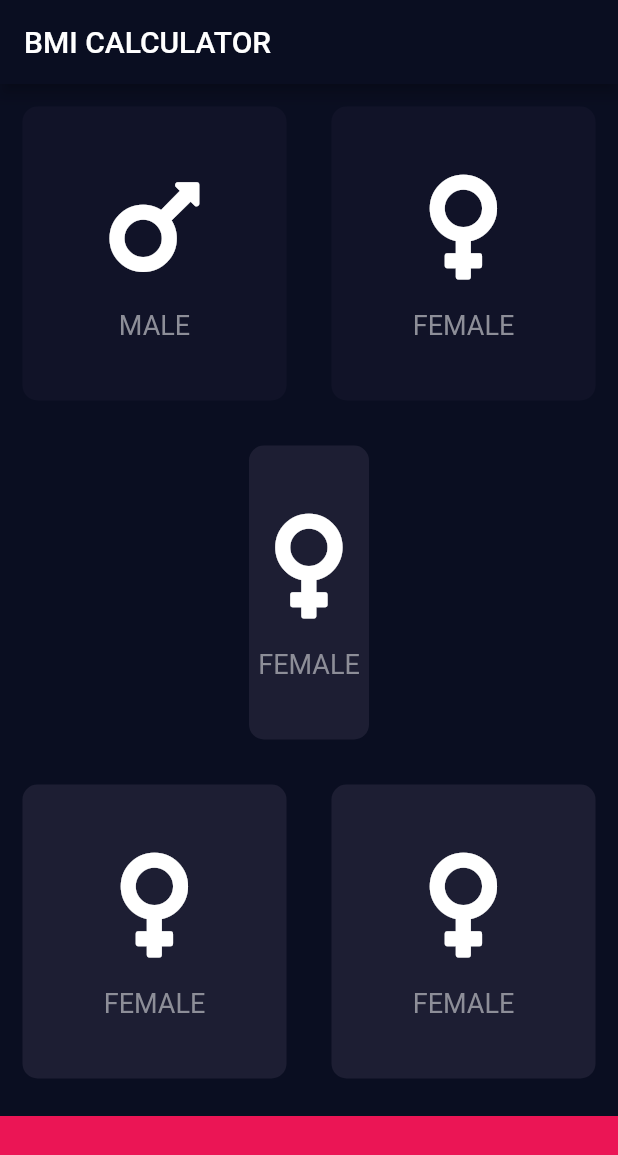
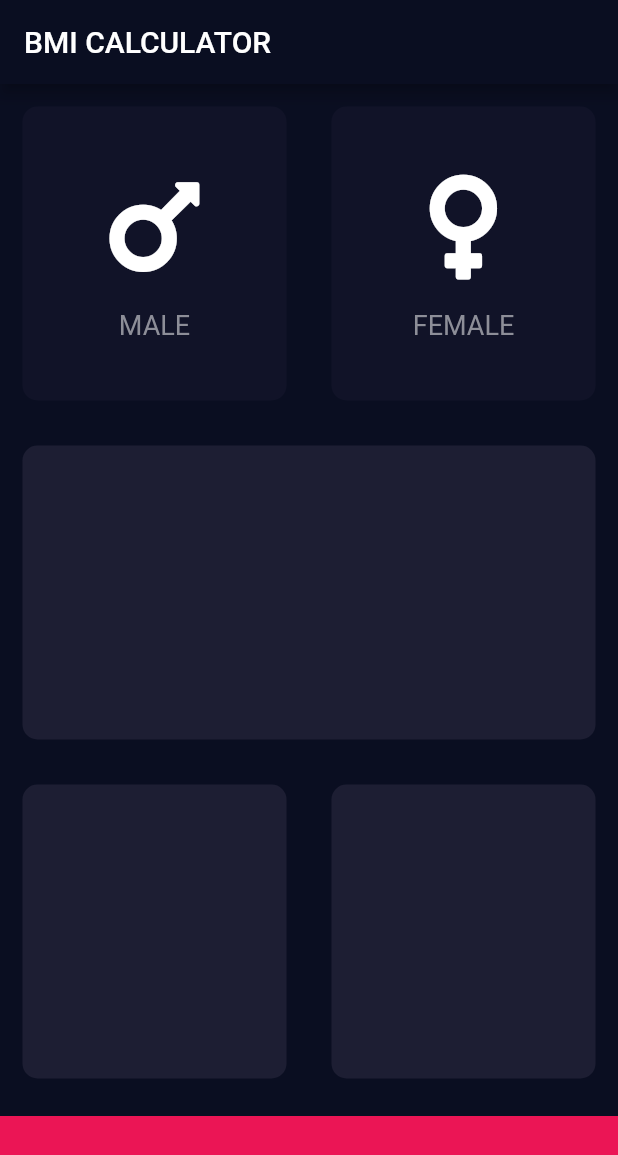
Before and after one commit to caputdraconis050630/bmi-calculator, a Flutter app: the screen it shows after launch, on a phone screen of 412 x 824 dp. Shown: the top 1155 px of the screen. Run offline on Flutter 3.47's test engine with Material 2 defaults, Android fonts, the phone set to English and light mode, and no system bars; our stand-ins replace font_awesome_flutter.

Commit message:
Null Safety

```diff
--- a/lib/input_page.dart
+++ b/lib/input_page.dart
@@ -73,7 +73,6 @@ class _InputPageState extends State<InputPage>{
 
               child: ReusableCard(
                 colour:activeCardColour,
-                cardChild: IconContent(icon: FontAwesomeIcons.venus, label:"FEMALE"),
               ),
           ),
           Expanded(
@@ -82,13 +81,11 @@ class _InputPageState extends State<InputPage>{
                 Expanded(
                   child: ReusableCard(
                     colour:activeCardColour,
-                    cardChild: IconContent(icon: FontAwesomeIcons.venus, label:"FEMALE"),
                   ),
                 ),
                 Expanded(
                   child: ReusableCard(
                     colour:activeCardColour,
-                    cardChild: IconContent(icon: FontAwesomeIcons.venus, label:"FEMALE"),
                   ),
                 )
               ],
--- a/lib/reusable_card.dart
+++ b/lib/reusable_card.dart
@@ -3,9 +3,9 @@ import 'main.dart';
 import 'package:font_awesome_flutter/font_awesome_flutter.dart';
 
 class ReusableCard extends StatelessWidget {
-  ReusableCard({required this.colour, required this.cardChild});
+  ReusableCard({required this.colour, this.cardChild});
 
-  final Widget cardChild;
+  final Widget? cardChild;
   final Color colour;
 
 
```
